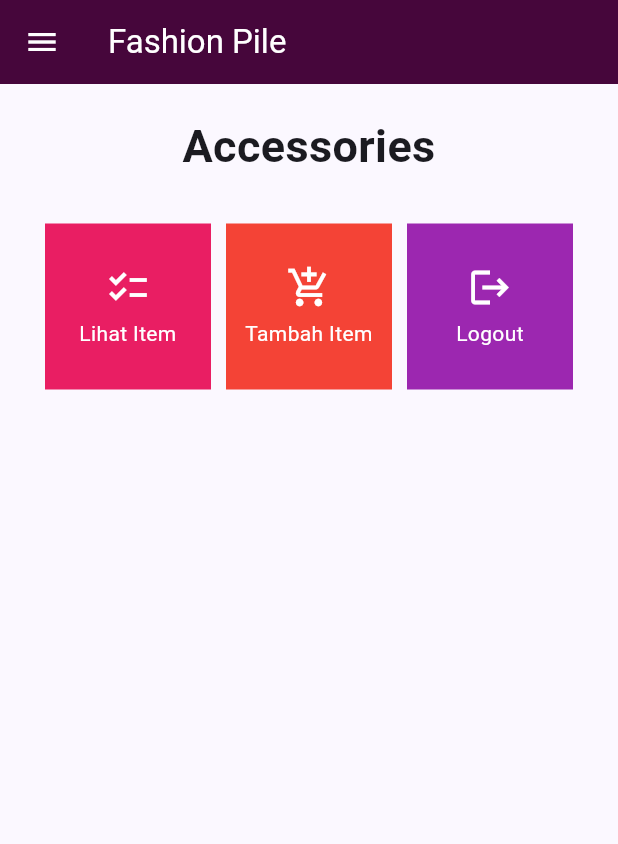
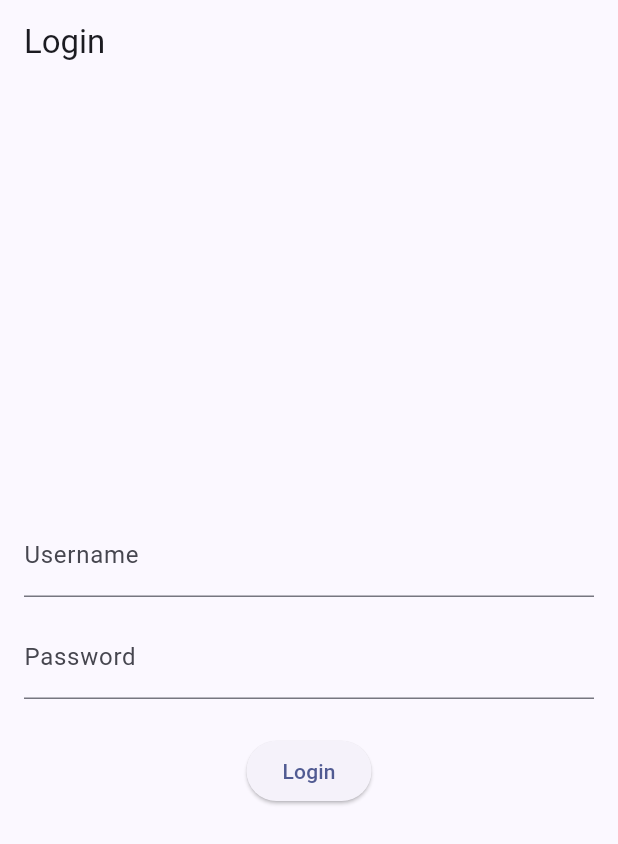
Before and after one commit to EllishaNatasha/fashion_pile, a Flutter app: the screen it shows after launch, on a phone screen of 412 x 824 dp. Shown: the top 844 px of the screen. Run offline on Flutter 3.47's test engine with Material 2 defaults, Android fonts, the light colour scheme and no system bars; missing offline and left inert: pbp_django_auth.

Commit message:
tugas 9 selesai

```diff
--- a/lib/main.dart
+++ b/lib/main.dart
@@ -1,5 +1,8 @@
+import 'package:fashion_pile/screens/login.dart';
 import 'package:flutter/material.dart';
 import 'package:fashion_pile/screens/menu.dart';
+import 'package:pbp_django_auth/pbp_django_auth.dart';
+import 'package:provider/provider.dart';
 
 void main() {
   runApp(const MyApp());
@@ -11,28 +14,19 @@
   // This widget is the root of your application.
   @override
   Widget build(BuildContext context) {
-    return MaterialApp(
-      title: 'Flutter Demo',
-      theme: ThemeData(
-        // This is the theme of your application.
-        //
-        // TRY THIS: Try running your application with "flutter run". You'll see
-        // the application has a blue toolbar. Then, without quitting the app,
-        // try changing the seedColor in the colorScheme below to Colors.green
-        // and then invoke "hot reload" (save your changes or press the "hot
-        // reload" button in a Flutter-supported IDE, or press "r" if you used
-        // the command line to start the app).
-        //
-        // Notice that the counter didn't reset back to zero; the application
-        // state is not lost during the reload. To reset the state, use hot
-        // restart instead.
-        //
-        // This works for code too, not just values: Most code changes can be
-        // tested with just a hot reload.
-        colorScheme: ColorScheme.fromSeed(seedColor: Colors.indigo),
-        useMaterial3: true,
-      ),
-      home: MyHomePage(),
-    );
+    return Provider(
+            create: (_) {
+                CookieRequest request = CookieRequest();
+                return request;
+            },
+            child: MaterialApp(
+                title: 'Flutter App',
+                theme: ThemeData(
+                    colorScheme: ColorScheme.fromSeed(seedColor: Colors.indigo),
+                    useMaterial3: true,
+                ),
+                home: LoginPage()),
+
+        );
   }
 }
--- a/lib/screens/itemlist_form.dart
+++ b/lib/screens/itemlist_form.dart
@@ -1,5 +1,7 @@
 import 'package:flutter/material.dart';
 import 'package:fashion_pile/widgets/left_drawer.dart';
+import 'package:pbp_django_auth/pbp_django_auth.dart';
+import 'package:provider/provider.dart';
 
 class ItemFormPage extends StatefulWidget {
   const ItemFormPage({super.key});
@@ -16,6 +18,7 @@
 
   @override
   Widget build(BuildContext context) {
+    final request = context.watch<CookieRequest>();
     return Scaffold(
       appBar: AppBar(
         title: const Center(
--- /dev/null
+++ b/lib/screens/login.dart
@@ -0,0 +1,111 @@
+import 'package:fashion_pile/screens/menu.dart';
+import 'package:flutter/material.dart';
+import 'package:pbp_django_auth/pbp_django_auth.dart';
+import 'package:provider/provider.dart';
+
+void main() {
+    runApp(const LoginApp());
+}
+
+class LoginApp extends StatelessWidget {
+const LoginApp({super.key});
+
+@override
+Widget build(BuildContext context) {
+    return MaterialApp(
+        title: 'Login',
+        theme: ThemeData(
+            primarySwatch: Colors.blue,
+    ),
+    home: const LoginPage(),
+    );
+    }
+}
+
+class LoginPage extends StatefulWidget {
+    const LoginPage({super.key});
+
+    @override
+    _LoginPageState createState() => _LoginPageState();
+}
+
+class _LoginPageState extends State<LoginPage> {
+    final TextEditingController _usernameController = TextEditingController();
+    final TextEditingController _passwordController = TextEditingController();
+
+    @override
+    Widget build(BuildContext context) {
+        final request = context.watch<CookieRequest>();
+        return Scaffold(
+            appBar: AppBar(
+                title: const Text('Login'),
+            ),
+            body: Container(
+                padding: const EdgeInsets.all(16.0),
+                child: Column(
+                    mainAxisAlignment: MainAxisAlignment.center,
+                    children: [
+                        TextField(
+                            controller: _usernameController,
+                            decoration: const InputDecoration(
+                                labelText: 'Username',
+                            ),
+                        ),
+                        const SizedBox(height: 12.0),
+                        TextField(
+                            controller: _passwordController,
+                            decoration: const InputDecoration(
+                                labelText: 'Password',
+                            ),
+                            obscureText: true,
+                        ),
+                        const SizedBox(height: 24.0),
+                        ElevatedButton(
+                            onPressed: () async {
+                                String username = _usernameController.text;
+                                String password = _passwordController.text;
+
+
+                                final response = await request.login("http://127.0.0.1:8000/auth/login/", {
+                                'username': username,
+                                'password': password,
+                                });
+
+                                if (request.loggedIn) {
+                                    String message = response['message'];
+                                    String uname = response['username'];
+                                    Navigator.pushReplacement(
+                                        context,
+                                        MaterialPageRoute(builder: (context) => MyHomePage()),
+                                    );
+                                    ScaffoldMessenger.of(context)
+                                        ..hideCurrentSnackBar()
+                                        ..showSnackBar(
+                                            SnackBar(content: Text("$message Selamat datang, $uname.")));
+                                    } else {
+                                    showDialog(
+                                        context: context,
+                                        builder: (context) => AlertDialog(
+                                            title: const Text('Login Gagal'),
+                                            content:
+                                                Text(response['message']),
+                                            actions: [
+                                                TextButton(
+                                                    child: const Text('OK'),
+                                                    onPressed: () {
+                                                        Navigator.pop(context);
+                                                    },
+                                                ),
+                                            ],
+                                        ),
+                                    );
+                                }
+                            },
+                            child: const Text('Login'),
+                        ),
+                    ],
+                ),
+            ),
+        );
+    }
+}
--- a/pubspec.yaml
+++ b/pubspec.yaml
@@ -35,6 +35,9 @@
   # The following adds the Cupertino Icons font to your application.
   # Use with the CupertinoIcons class for iOS style icons.
   cupertino_icons: ^1.0.2
+  provider: ^6.1.1
+  pbp_django_auth: ^0.4.0
+  http: ^1.1.0
 
 dev_dependencies:
   flutter_test:
```
Also changed, not shown: lib/models/item.dart (added, +65 -0 lines), lib/screens/item_detail.dart (added, +31 -0 lines), lib/screens/list_item.dart (added, +101 -0 lines), lib/widgets/item_card.dart (+30 -3 lines), lib/widgets/left_drawer.dart (+14 -1 lines), pubspec.lock, 3 other files.
